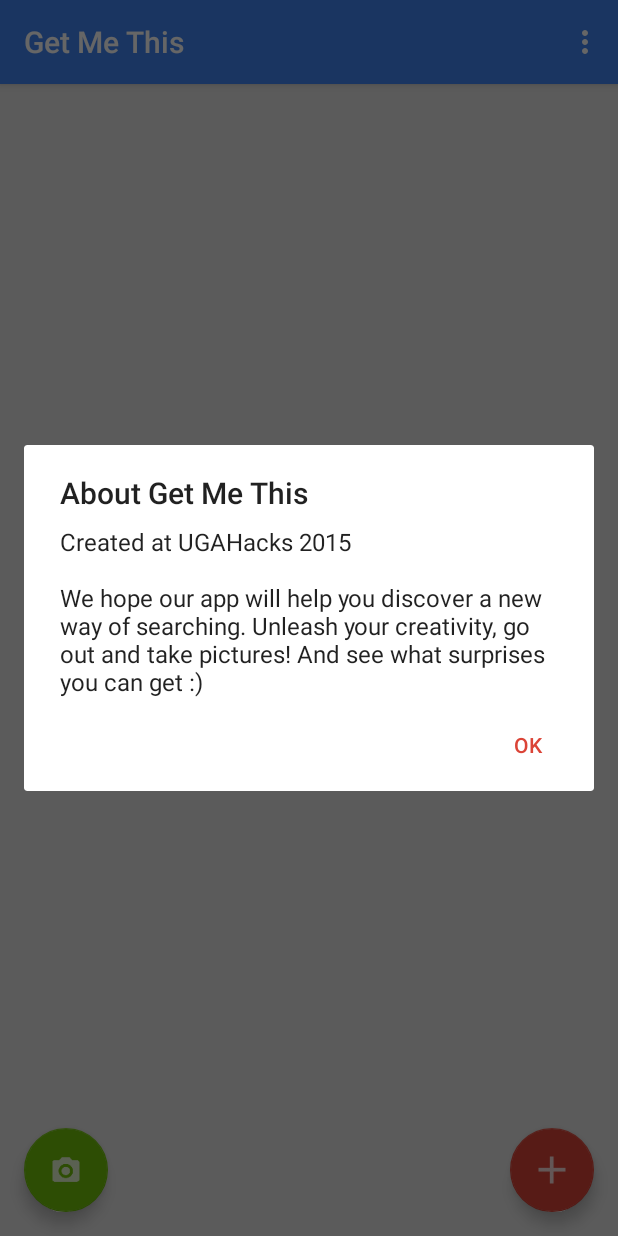
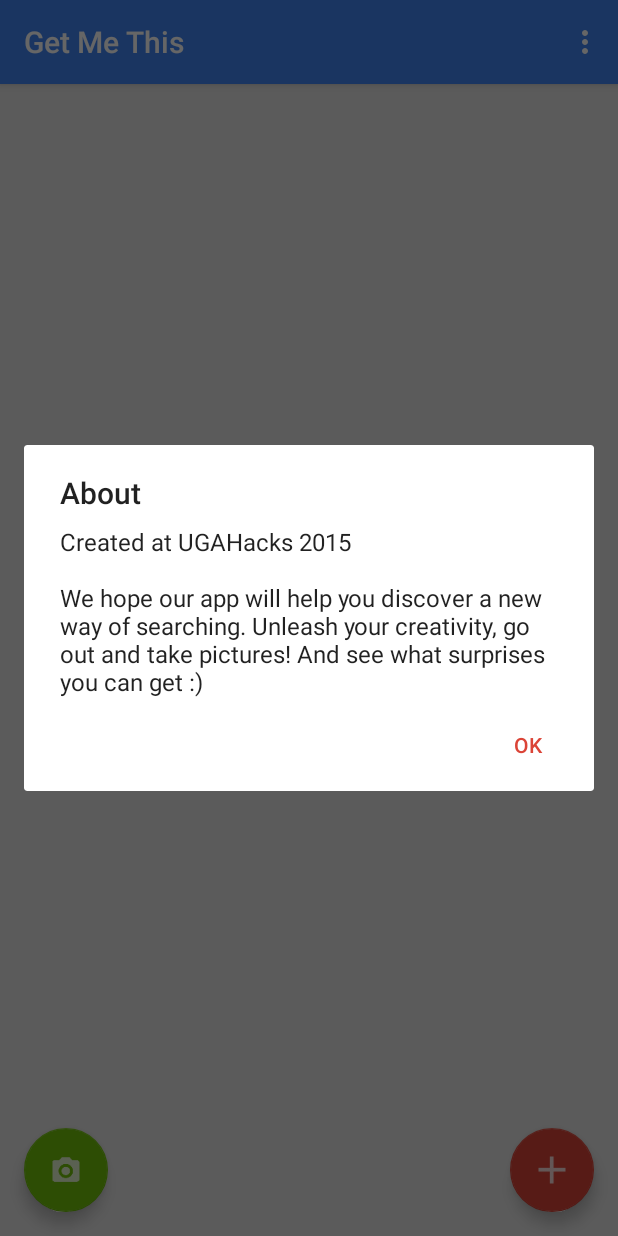
Before and after one commit to jiangshen/GetMeThis, an Android app: the screen it shows after launch (GetMeThisMain), in the options menu, after a tap on "About", on a phone screen of 412 x 824 dp. Run offline under Robolectric (Android 15) with nearby library versions, the phone set to English and light mode, and no system bars; libraries missing offline, so code that uses them is left out: com.clarifai.api.

Commit message:
added display of first tag

```diff
--- a/app/src/main/java/com/example/jiangshen/getmethis/GetMeThisMain.java
+++ b/app/src/main/java/com/example/jiangshen/getmethis/GetMeThisMain.java
@@ -45,6 +45,9 @@ public class GetMeThisMain extends AppCompatActivity {
     private static final String TAG = GetMeThisMain.class.getSimpleName();
     private static final ArrayList<String> exclude = new ArrayList<String>(Arrays.asList(new String[]{
             "one", "two", "three", "four", "five", "six", "seven", "eight", "nine", "ten",
+            "isolated",
+            "horizontal", "vertical",
+            "simple",
             "nobody",
             "people",
             "adult",
@@ -53,7 +56,7 @@ public class GetMeThisMain extends AppCompatActivity {
             "background"})
     );
 
-    private ArrayList<String> masterTags = new ArrayList<>();
+
 
     // IMPORTANT NOTE: you should replace these keys with your own App ID and secret.
     // These can be obtained at https://developer.clarifai.com/applications
@@ -66,10 +69,15 @@ public class GetMeThisMain extends AppCompatActivity {
     private static final int CODE_PICK = 1;
     static final int REQUEST_IMAGE_CAPTURE = 1;
 
+    ArrayList<String> masterTags = new ArrayList<>();
+
     CardView cardView;
     ImageView imageView;
     TextView titleText;
+    TextView suggestText;
     Button buttonMap;
+
+    String displayedTag;
 
     FloatingActionButton fabImage;
     FloatingActionButton fabCamera;
@@ -88,6 +96,7 @@ public class GetMeThisMain extends AppCompatActivity {
         cardView = (CardView) findViewById(R.id.card_view);     //cardView set invisible from XML
         imageView = (ImageView) findViewById(R.id.image_view);
         titleText = (TextView) findViewById(R.id.title_text);
+        suggestText = (TextView) findViewById(R.id.suggest_text);
         buttonMap = (Button) findViewById(R.id.button_map);     //button set invisible from XML
 
         //setter and parser of callback functions
@@ -177,30 +186,25 @@ public class GetMeThisMain extends AppCompatActivity {
             //if source from media
             if (requestCode == CODE_PICK) {
                 // The user picked an image.
-                Log.d("GetMeThisMain", "User picked image: " + intent.getData());
                 bitmap = loadBitmapFromUri(intent.getData());
                 if (bitmap != null) {
                     imageView.setImageBitmap(analyzeForDisplay(bitmap));
-                    buttonMap.setVisibility(View.VISIBLE);
-                    cardView.setVisibility(View.VISIBLE);
-                    titleText.setVisibility(View.INVISIBLE);
-                } else {
-                    titleText.setText("Unable to load, try again!");
                 }
             } else if (requestCode == REQUEST_IMAGE_CAPTURE) {
                 //if source from camera
                 Bundle extras = intent.getExtras();
                 bitmap = (Bitmap) extras.get("data");
                 imageView.setImageBitmap(analyzeForDisplay(bitmap));
-
-                buttonMap.setVisibility(View.VISIBLE);
-                cardView.setVisibility(View.VISIBLE);
-                titleText.setVisibility(View.INVISIBLE);
             }
+            //after all the checks
             clarifaiAnalyze(bitmap);
+            titleText.setVisibility(View.INVISIBLE);
+            buttonMap.setVisibility(View.VISIBLE);
+            cardView.setVisibility(View.VISIBLE);
         }
     }
 
+    //Main request to clarifai to analyze image
     private void clarifaiAnalyze(final Bitmap bitmap) {
         final ProgressDialog progress = ProgressDialog.show(GetMeThisMain.this, "", "Analyzing image");
         new Thread()
@@ -212,13 +216,9 @@ public class GetMeThisMain extends AppCompatActivity {
                         @Override
                         public void run() {
                             progress.show();
-                            //clarifai send
+                            //Clarifai send
                             if (bitmap != null) {
                                 imageView.setImageBitmap(bitmap);
-                                //do the loading dialog
-                                //titleText.setText("Analyzing visuals...");
-                                buttonMap.setEnabled(false);
-
                                 // Run recognition on a background thread since it makes a network call.
                                 new AsyncTask<Bitmap, Void, RecognitionResult>() {
                                     @Override protected RecognitionResult doInBackground(Bitmap... bitmaps) {
@@ -228,16 +228,15 @@ public class GetMeThisMain extends AppCompatActivity {
                                         updateUIForResult(result);
                                     }
                                 }.execute(bitmap);
-                            } else {
-                                //titleText.setText("Unable to load selected image.");
                             }
                         }
                     });
+                    progress.dismiss();
                 }
                 catch(Exception e)
                 {
+                    Log.e(TAG, "Clarifai error", e);
                 }
-                progress.dismiss();
             }
         }.start();
     }
@@ -274,7 +273,7 @@ public class GetMeThisMain extends AppCompatActivity {
         return bmp;
     }
 
-    public static Bitmap RotateBitmap(Bitmap source, float angle)
+    private static Bitmap RotateBitmap(Bitmap source, float angle)
     {
         Matrix matrix = new Matrix();
         matrix.postRotate(angle);
@@ -282,7 +281,7 @@ public class GetMeThisMain extends AppCompatActivity {
                 matrix, true);
     }
 
-    public void sendToMap(View view, String str) {
+    private void sendToMap(View view, String str) {
         Intent intent = new Intent(this, MapsActivity.class);
         intent.putExtra(MAP_FOOD, str);
         startActivity(intent);
@@ -315,24 +314,20 @@ public class GetMeThisMain extends AppCompatActivity {
             if (result.getStatusCode() == RecognitionResult.StatusCode.OK) {
                 masterTags.clear();
                 // Display the list of tags in the UI.
-                //StringBuilder b = new StringBuilder();
                 for (Tag tag : result.getTags()) {
-                    //b.append(b.length() > 0 ? ", " : "").append(tag.getName() + "." + String.format("%.2f", tag.getProbability()));
                     if (tag.getProbability() >= 0.85 && !exclude.contains(tag.getName())) {
                         //add all entries into masterTags
                         masterTags.add(tag.getName());
                         //b.append(b.length() > 0 ? ", " : "").append(tag.getName());
                     }
                 }
-                //titleText.setText("Analysis Complete!");
+                //add the first tag into displayedTag
+                displayedTag = masterTags.get(0);
+                suggestText.setText("Tag: " + displayedTag);
             } else {
                 Log.e(TAG, "Clarifai: " + result.getStatusMessage());
-                //titleText.setText("Sorry, there was an error recognizing your image.");
             }
-        } else {
-            //titleText.setText("Sorry, there was an error recognizing your image.");
         }
-        buttonMap.setEnabled(true);
     }
 
     @Override
@@ -352,7 +347,7 @@ public class GetMeThisMain extends AppCompatActivity {
         //noinspection SimplifiableIfStatement
         if (id == R.id.action_settings) {
             AlertDialog alertDialog = new AlertDialog.Builder(this).create();
-            alertDialog.setTitle("About Get Me This");
+            alertDialog.setTitle("About");
             alertDialog.setMessage(String.format("Created at UGAHacks 2015\n\nWe hope our app will help you discover a new way of searching. Unleash your creativity, go out and take pictures! And see what surprises you can get :)"));
             alertDialog.setButton("OK", new DialogInterface.OnClickListener() {
                 public void onClick(DialogInterface dialog, int which) {
--- a/app/src/main/res/layout/content_get_me_this_main.xml
+++ b/app/src/main/res/layout/content_get_me_this_main.xml
@@ -41,11 +41,14 @@
         android:layout_gravity="center"
         android:layout_width="match_parent"
         android:layout_height="wrap_content"
+        android:layout_marginBottom="100dp"
         android:layout_margin="8dp"
         card_view:cardElevation = "2dp"
         card_view:cardCornerRadius="2dp"
         android:stateListAnimator="@anim/liftup"
-        android:visibility="invisible">
+        android:visibility="invisible"
+        android:focusable="false"
+        android:focusableInTouchMode="false">
 
         <RelativeLayout
             android:layout_width="match_parent"
@@ -56,20 +59,38 @@
                 android:layout_height="350dp"
                 android:id="@+id/image_view"
                 android:layout_alignParentStart="true"
-                android:scaleType="centerCrop" />
+                android:scaleType="centerCrop"
+            />
+
+            <TextView
+                android:id="@+id/suggest_text"
+                android:text="Tag: "
+                android:textAllCaps="true"
+                android:textSize="14sp"
+                android:gravity="center"
+
+                android:layout_width="wrap_content"
+                android:layout_height="wrap_content"
+                android:layout_below="@+id/image_view"
+                android:layout_marginLeft="24dp"
+                android:layout_alignTop="@+id/button_map"
+                android:layout_alignBottom="@+id/button_map"
+            />
 
             <Button
                 style="?android:attr/borderlessButtonStyle"
                 android:layout_width="wrap_content"
                 android:layout_height="wrap_content"
-                android:layout_margin="8dp"
-                android:text="Your options"
+                android:layout_marginTop="8dp"
+                android:layout_marginBottom="8dp"
+                android:text="More"
                 android:id="@+id/button_map"
                 android:textColor="#009688"
                 android:layout_below="@+id/image_view"
                 android:layout_alignParentRight="true"
 
-                android:visibility="invisible" />
+                android:visibility="invisible"
+            />
 
         </RelativeLayout>
     </android.support.v7.widget.CardView>
```
Also changed, not shown: app/src/main/java/com/example/jiangshen/getmethis/MapsActivity.java (+0 -9 lines).
